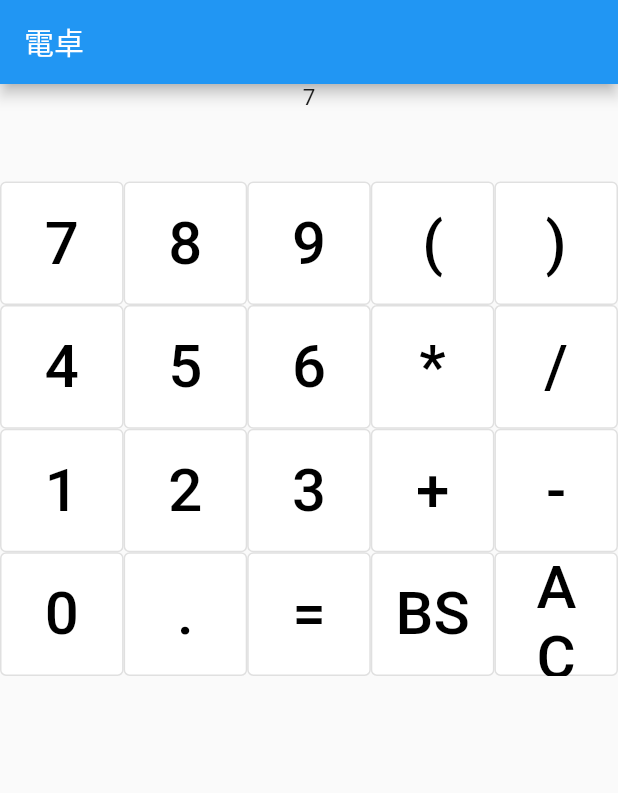
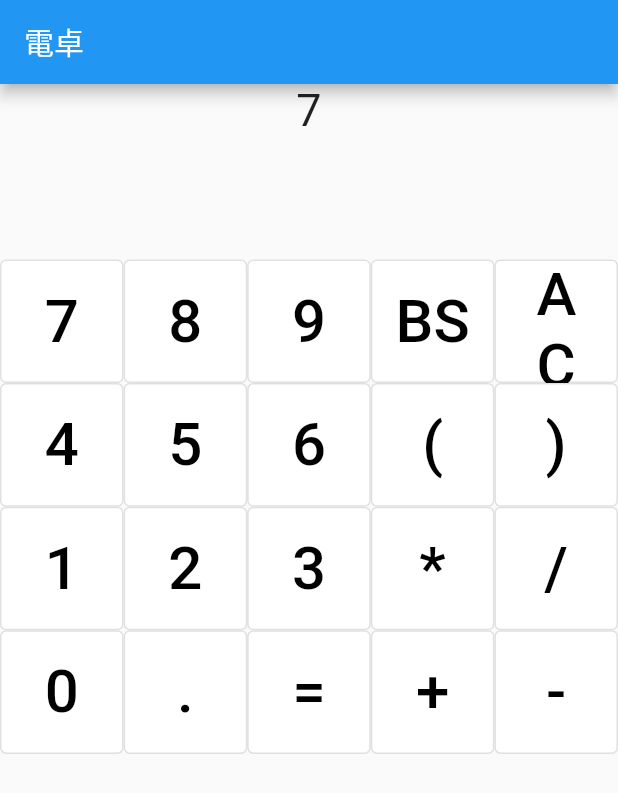
Before and after one commit to Yuba32/STA-Calc2022, a Flutter app: the screen it shows after launch, after a tap on an icon or button, on a phone screen of 412 x 824 dp. Shown: the top 793 px of the screen. Run offline on Flutter 3.47's test engine with Material 2 defaults, Android fonts, the phone set to English and light mode, and no system bars; our stand-ins replace math_expressions.

Commit message:
[update] キーボード改善,入力処理改善

```diff
--- a/lib/src/calculator.dart
+++ b/lib/src/calculator.dart
@@ -31,9 +31,11 @@ class _CalculatorState extends State<Calculator> {
 
   void setVal(String val) {
     setState(() {
-      if (value == "0") {
+      if (value == "0" && double.tryParse(val) != null) {
+        //0の状態で数字キーを押すと上書き
         value = val;
       } else {
+        //それ以外の場合は文字列として追加
         value += val;
       }
     });
@@ -103,7 +105,7 @@ class _CalculatorState extends State<Calculator> {
             child: Text(
               value,
               style: const TextStyle(
-                fontSize: 15,
+                fontSize: 30,
               ),
               textAlign: TextAlign.right,
             ),
@@ -112,7 +114,7 @@ class _CalculatorState extends State<Calculator> {
             child: Text(
               result,
               style: const TextStyle(
-                fontSize: 40,
+                fontSize: 70,
               ),
               textAlign: TextAlign.right,
             ),
@@ -133,23 +135,23 @@ class _CalculatorState extends State<Calculator> {
           getButton("7"),
           getButton("8"),
           getButton("9"),
-          getButton("("),
-          getButton(")"),
+          getButton("BS"),
+          getButton("AC"),
           getButton("4"),
           getButton("5"),
           getButton("6"),
-          getButton("*"),
-          getButton("/"),
+          getButton("("),
+          getButton(")"),
           getButton("1"),
           getButton("2"),
           getButton("3"),
-          getButton("+"),
-          getButton("-"),
+          getButton("*"),
+          getButton("/"),
           getButton("0"),
           getButton("."),
           getButton("="),
-          getButton("BS"),
-          getButton("AC"),
+          getButton("+"),
+          getButton("-"),
         ],
       ),
     );
```
